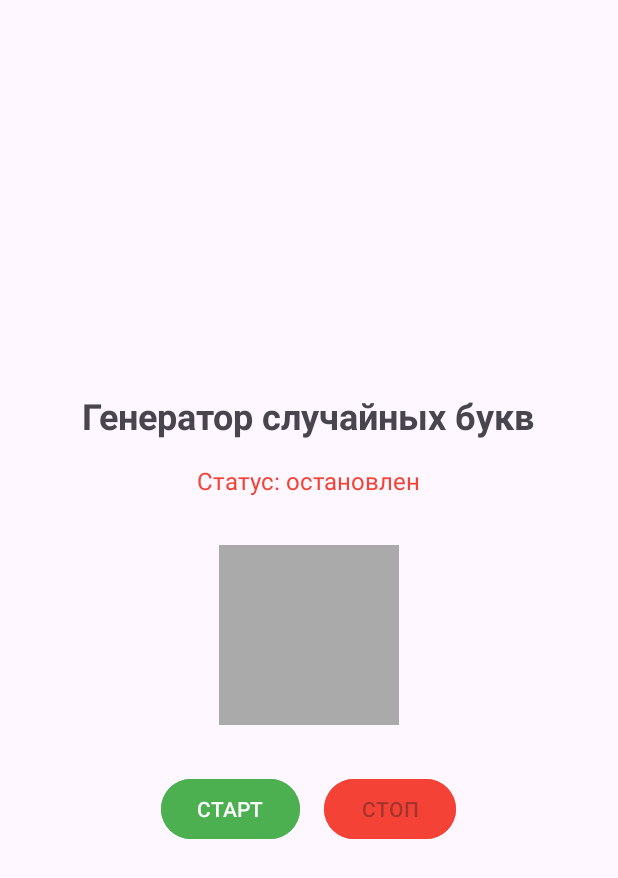
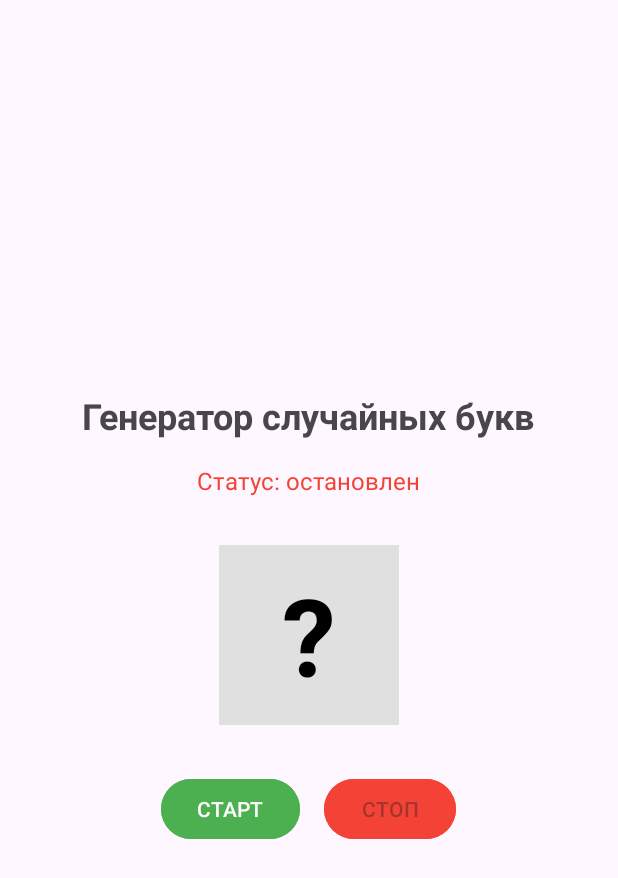
Before and after one commit to Nurikcmd/lab9, an Android app: the screen it shows after launch (MainActivity), after a tap on "СТОП", on a phone screen of 412 x 824 dp. Shown: the top 878 px of the screen. Run offline under Robolectric (Android 15) with nearby library versions, the phone set to English and light mode, and no system bars; 1 other tap on this screen came first.

Commit message:
конец

```diff
--- a/app/src/main/java/com/example/lab9/MainActivity.java
+++ b/app/src/main/java/com/example/lab9/MainActivity.java
@@ -10,14 +10,17 @@ import android.view.View;
 import android.view.animation.Animation;
 import android.view.animation.AnimationUtils;
 import android.widget.Button;
-import android.widget.EditText;
 import android.widget.TextView;
 import android.graphics.Color;
 import android.os.Handler;
 import android.os.Looper;
+import android.util.Log;
+import androidx.localbroadcastmanager.content.LocalBroadcastManager;
 
 public class MainActivity extends AppCompatActivity {
-    private EditText randomCharacterEditText;
+    private static final String TAG = "MainActivity";
+
+    private TextView randomCharacterTextView;
     private TextView statusTextView;
     private Button startButton;
     private Button stopButton;
@@ -28,20 +31,20 @@ public class MainActivity extends AppCompatActivity {
     private static final String KEY_LAST_CHARACTER = "last_character";
     private Animation fadeInAnimation;
     private Animation buttonAnimation;
-    private final Handler handler = new Handler(Looper.getMainLooper());
+    private final Handler mainHandler = new Handler(Looper.getMainLooper());
 
     @Override
     protected void onCreate(Bundle savedInstanceState) {
         super.onCreate(savedInstanceState);
         setContentView(R.layout.activity_main);
 
-        randomCharacterEditText = findViewById(R.id.editText_randomCharacter);
+        randomCharacterTextView = findViewById(R.id.editText_randomCharacter);
         statusTextView = findViewById(R.id.textView_status);
         startButton = findViewById(R.id.button_start);
         stopButton = findViewById(R.id.button_end);
 
         broadcastReceiver = new MyBroadcastReceiver();
-        serviceIntent = new Intent(getApplicationContext(), RandomCharacterService.class);
+        serviceIntent = new Intent(this, RandomCharacterService.class);
 
         fadeInAnimation = AnimationUtils.loadAnimation(this, R.anim.fade_in);
         buttonAnimation = AnimationUtils.loadAnimation(this, R.anim.button_press);
@@ -52,13 +55,17 @@ public class MainActivity extends AppCompatActivity {
             isServiceRunning = savedInstanceState.getBoolean(KEY_IS_SERVICE_RUNNING, false);
             String lastChar = savedInstanceState.getString(KEY_LAST_CHARACTER, "");
             if (!lastChar.isEmpty()) {
-                randomCharacterEditText.setText(lastChar);
+                randomCharacterTextView.setText(lastChar);
             }
             if (isServiceRunning) {
                 startService(serviceIntent);
                 updateStatusView(true);
             }
         }
+
+        // Установим начальный текст
+        randomCharacterTextView.setText("?");
+        stopButton.setEnabled(false);
     }
 
     private void setupButtonAnimations() {
@@ -68,7 +75,7 @@ public class MainActivity extends AppCompatActivity {
 
             @Override
             public void onAnimationEnd(Animation animation) {
-                handler.postDelayed(() -> {
+                mainHandler.postDelayed(() -> {
                     startButton.clearAnimation();
                     stopButton.clearAnimation();
                 }, 50);
@@ -80,6 +87,7 @@ public class MainActivity extends AppCompatActivity {
     }
 
     private void updateStatusView(boolean isRunning) {
+        mainHandler.post(() -> {
             if (isRunning) {
                 statusTextView.setText("Статус: работает");
                 statusTextView.setTextColor(Color.parseColor("#4CAF50"));
@@ -91,30 +99,38 @@ public class MainActivity extends AppCompatActivity {
                 startButton.setEnabled(true);
                 stopButton.setEnabled(false);
             }
+        });
     }
 
-    private void updateCharacterWithAnimation(String character) {
-        randomCharacterEditText.setText(character);
-        randomCharacterEditText.startAnimation(fadeInAnimation);
+    private void updateCharacterWithAnimation(final String character) {
+        Log.d(TAG, "Обновление символа: " + character);
+        mainHandler.post(() -> {
+            Log.d(TAG, "Установка текста в UI");
+            randomCharacterTextView.setText(character);
+            randomCharacterTextView.startAnimation(fadeInAnimation);
+            Log.d(TAG, "Текст после обновления: " + randomCharacterTextView.getText());
+        });
     }
 
     @Override
     protected void onSaveInstanceState(Bundle outState) {
         super.onSaveInstanceState(outState);
         outState.putBoolean(KEY_IS_SERVICE_RUNNING, isServiceRunning);
-        outState.putString(KEY_LAST_CHARACTER, randomCharacterEditText.getText().toString());
+        outState.putString(KEY_LAST_CHARACTER, randomCharacterTextView.getText().toString());
     }
 
     public void onClick(View view) {
         view.startAnimation(buttonAnimation);
 
         if (view.getId() == R.id.button_start) {
+            Log.d(TAG, "Нажата кнопка СТАРТ");
             startService(serviceIntent);
             isServiceRunning = true;
             updateStatusView(true);
         } else if (view.getId() == R.id.button_end) {
+            Log.d(TAG, "Нажата кнопка СТОП");
             stopService(serviceIntent);
-            randomCharacterEditText.setText("");
+            randomCharacterTextView.setText("?");
             isServiceRunning = false;
             updateStatusView(false);
         }
@@ -123,25 +139,31 @@ public class MainActivity extends AppCompatActivity {
     @Override
     protected void onStart() {
         super.onStart();
-        IntentFilter intentFilter = new IntentFilter();
-        intentFilter.addAction("my.custom.action.tag.lab9");
-        registerReceiver(broadcastReceiver, intentFilter);
+        IntentFilter intentFilter = new IntentFilter(RandomCharacterService.BROADCAST_ACTION);
+        LocalBroadcastManager.getInstance(this)
+            .registerReceiver(broadcastReceiver, intentFilter);
         updateStatusView(isServiceRunning);
+        Log.d(TAG, "BroadcastReceiver зарегистрирован");
     }
 
     @Override
     protected void onStop() {
         super.onStop();
-        unregisterReceiver(broadcastReceiver);
+        LocalBroadcastManager.getInstance(this)
+            .unregisterReceiver(broadcastReceiver);
+        Log.d(TAG, "BroadcastReceiver отменен");
     }
 
     class MyBroadcastReceiver extends BroadcastReceiver {
         @Override
         public void onReceive(Context context, Intent intent) {
             try {
-                char data = intent.getCharExtra("randomCharacter", '?');
+                Log.d(TAG, "Получен broadcast");
+                char data = intent.getCharExtra(RandomCharacterService.EXTRA_CHAR, '?');
+                Log.d(TAG, "Полученный символ: " + data);
                 updateCharacterWithAnimation(String.valueOf(data));
             } catch (Exception e) {
+                Log.e(TAG, "Ошибка в onReceive", e);
                 e.printStackTrace();
             }
         }
--- a/app/src/main/res/layout/activity_main.xml
+++ b/app/src/main/res/layout/activity_main.xml
@@ -24,15 +24,15 @@
         android:textColor="#FF0000"
         android:layout_marginBottom="32dp"/>
 
-    <EditText
+    <TextView
         android:id="@+id/editText_randomCharacter"
         android:layout_width="120dp"
         android:layout_height="120dp"
-        android:enabled="false"
         android:gravity="center"
-        android:textSize="48sp"
-        android:background="@android:color/darker_gray"
-        android:textColor="@android:color/white"
+        android:textSize="72sp"
+        android:textStyle="bold"
+        android:textColor="#000000"
+        android:background="#E0E0E0"
         android:layout_marginBottom="32dp"/>
 
     <LinearLayout
--- a/app/src/main/res/mipmap-anydpi/ic_launcher.xml
+++ /dev/null
@@ -1,6 +0,0 @@
-<?xml version="1.0" encoding="utf-8"?>
-<adaptive-icon xmlns:android="http://schemas.android.com/apk/res/android">
-    <background android:drawable="@drawable/ic_launcher_background" />
-    <foreground android:drawable="@drawable/ic_launcher_foreground" />
-    <monochrome android:drawable="@drawable/ic_launcher_foreground" />
-</adaptive-icon>
--- a/app/src/main/res/mipmap-anydpi/ic_launcher_round.xml
+++ /dev/null
@@ -1,6 +0,0 @@
-<?xml version="1.0" encoding="utf-8"?>
-<adaptive-icon xmlns:android="http://schemas.android.com/apk/res/android">
-    <background android:drawable="@drawable/ic_launcher_background" />
-    <foreground android:drawable="@drawable/ic_launcher_foreground" />
-    <monochrome android:drawable="@drawable/ic_launcher_foreground" />
-</adaptive-icon>
```
Also changed, not shown: app/src/main/java/com/example/lab9/RandomCharacterService.java (+18 -5 lines). Lines whose indentation alone changed are shown as unchanged.
